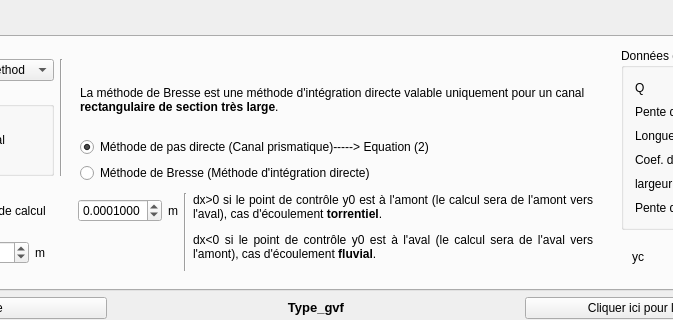
Old version of the form src/hydraulics-channel-gvf.ui in the repository hafmed/hydraulics_channel_gvf; both pictures show x 309 to 982 and y 0 to 320 of the 1250 by 725 pixel window.
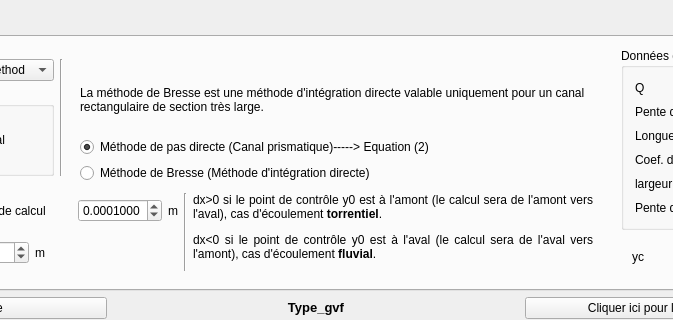
New version of the form. The open tabs and pages were chosen to show the change. Icons and pictures are not drawn. Custom widgets are drawn as their Qt base class.

The edit to the form file:
```diff
--- a/src/hydraulics-channel-gvf.ui
+++ b/src/hydraulics-channel-gvf.ui
@@ -368,7 +368,7 @@
                    <item>
                     <widget class="QLabel" name="label_11">
                      <property name="text">
-                      <string>&lt;html&gt;&lt;head/&gt;&lt;body&gt;&lt;p&gt;La méthode de Bresse est une méthode d'intégration directe valable uniquement pour un canal &lt;span style=&quot; font-weight:600;&quot;&gt;rectangulaire de section très large&lt;/span&gt;.&lt;/p&gt;&lt;/body&gt;&lt;/html&gt;</string>
+                      <string>La méthode de Bresse est une méthode d'intégration directe valable uniquement pour un canal rectangulaire de section très large.</string>
                      </property>
                      <property name="textFormat">
                       <enum>Qt::RichText</enum>
```
Left out of the diff: 4 changed lines with no effect on the pictures.
